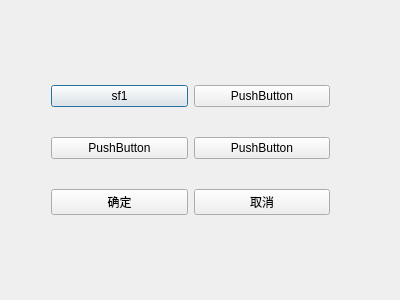
First picture: the form in CameraDtecte-1/GetSF.ui, repository gzj1997/CameraDtecte-1, before the edit.
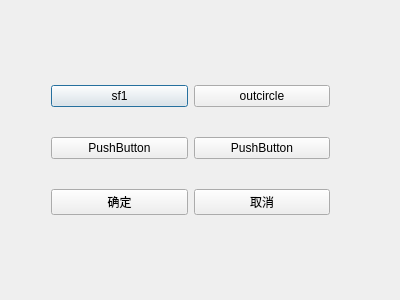
Second picture: the form after the edit.

Diff of the .ui file:
```diff
--- a/CameraDtecte-1/GetSF.ui
+++ b/CameraDtecte-1/GetSF.ui
@@ -40,7 +40,7 @@
     <item row="0" column="1">
      <widget class="QPushButton" name="pushButton_3">
       <property name="text">
-       <string>PushButton</string>
+       <string>outcircle</string>
       </property>
      </widget>
     </item>
```
